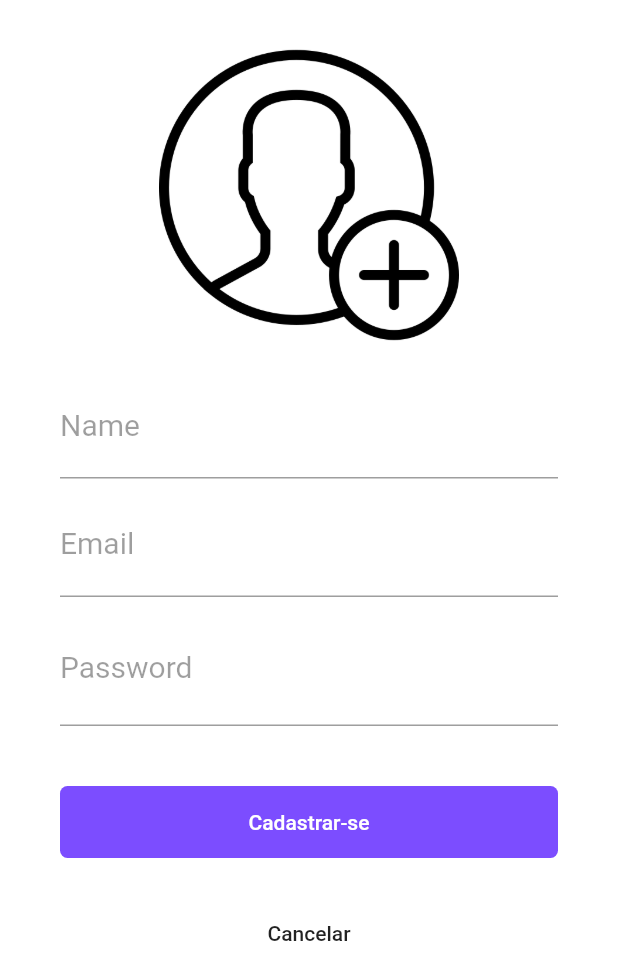
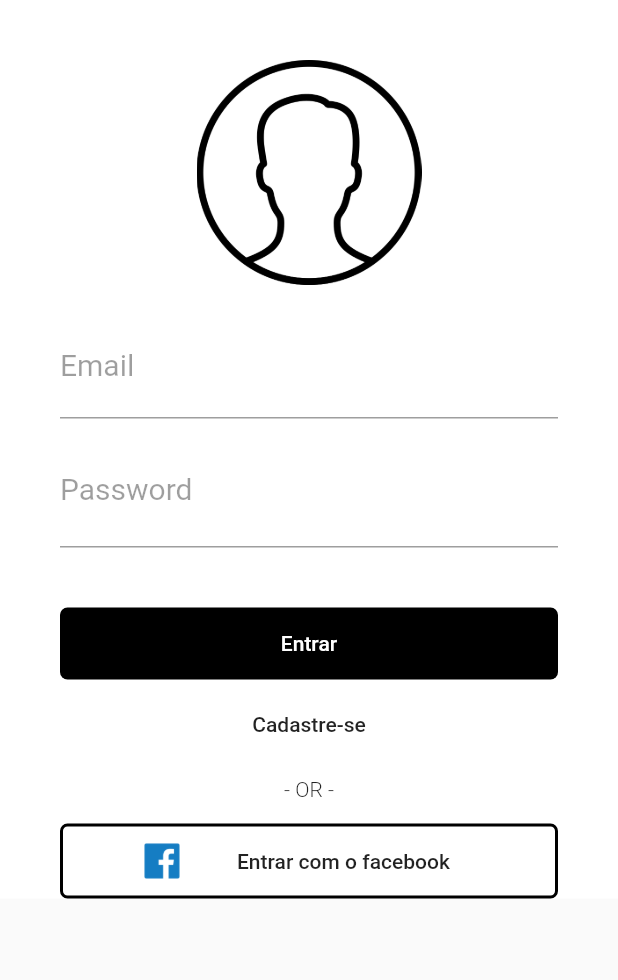
Before and after one commit to gabrielcsg/register_example, a Flutter app: the screen it shows after launch, on a phone screen of 412 x 824 dp. Shown: the top 980 px of the screen. Run offline on Flutter 3.47's test engine with Material 2 defaults, Android fonts, the phone set to English and light mode, and no system bars.

Commit message:
sign in and homepage

```diff
--- a/lib/main.dart
+++ b/lib/main.dart
@@ -1,5 +1,5 @@
 import 'package:flutter/material.dart';
-import 'package:register_example/pages/signup.page.dart';
+import 'package:register_example/pages/signin.page.dart';
 
 void main() => runApp(MyApp());
 
@@ -8,8 +8,9 @@ class MyApp extends StatelessWidget {
   Widget build(BuildContext context) {
     return MaterialApp(
       title: 'Welcome to Flutter',
-      theme: ThemeData(primaryColor: Colors.deepPurpleAccent),
-      home: SignupPage(),
+      debugShowCheckedModeBanner: false,
+      theme: ThemeData(primaryColor: Colors.black),
+      home: SigninPage(),
     );
   }
 }
--- /dev/null
+++ b/lib/pages/signin.page.dart
@@ -0,0 +1,171 @@
+import 'package:flutter/material.dart';
+import 'package:register_example/pages/home.page.dart';
+import 'package:register_example/pages/signup.page.dart';
+
+
+class SigninPage extends StatelessWidget {
+  final _formKey = GlobalKey<FormState>();
+  String _email;
+  String _password;
+
+  @override
+  Widget build(BuildContext context) {
+    return Scaffold(
+      body: SingleChildScrollView(
+        child: Container(
+          padding: EdgeInsets.only(top: 40, left: 40, right: 40),
+          color: Colors.white,
+          child: Form(
+            key: _formKey,
+            child: Column(
+              children: <Widget>[
+                Container(
+                  width: 150,
+                  height: 150,
+                  alignment: Alignment.center,
+                  decoration: new BoxDecoration(
+                    image: new DecorationImage(
+                      image: AssetImage('assets/man.png'),
+                    ),
+                  ),
+                ),
+                SizedBox(height: 20,),
+                TextFormField(
+                  keyboardType: TextInputType.text,
+                  decoration: InputDecoration(
+                    labelText: 'Email',
+                    labelStyle: TextStyle(
+                      color: Colors.black38,
+                      fontWeight: FontWeight.w400,
+                      fontSize: 20,
+                    ),
+                  ),
+                  style: TextStyle(
+                    fontSize: 22,
+                  ),
+                  validator: (value) {
+                    if(value.isEmpty){
+                      return 'Invalid email';
+                    }
+                    return null;
+                  },
+                  onSaved: (input) => _email = input,
+                ),
+                SizedBox(height: 10,),
+                TextFormField(
+                  keyboardType: TextInputType.text,
+                  obscureText: true,
+                  decoration: InputDecoration(
+                    labelText: 'Password',
+                    labelStyle: TextStyle(
+                      color: Colors.black38,
+                      fontWeight: FontWeight.w400,
+                      fontSize: 20,
+                    ),
+                  ),
+                  style: TextStyle(
+                    fontSize: 28,
+                  ),
+                  validator: (value) {
+                    if(value.isEmpty){
+                      return 'Invalid password';
+                    }
+                    return null;
+                  },
+                  onSaved: (input) => _password = input,
+                ),
+                SizedBox(height: 40,),
+                Container(
+                  width: double.infinity,
+                  decoration: BoxDecoration(
+                    color: Theme.of(context).primaryColor,
+                    borderRadius: BorderRadius.all(
+                      Radius.circular(5),
+                    ),
+                  ),
+                  child: FlatButton(
+                    child: Text(
+                      "Entrar",
+                      style: TextStyle(
+                        color: Colors.white,
+                      ),
+                    ),
+                    onPressed: () {
+                      if (_formKey.currentState.validate()) {
+                        _formKey.currentState.save();
+                        print(_email);
+                        print(_password);
+                      }
+                      Navigator.push(
+                        context,
+                        MaterialPageRoute(
+                          builder: (context) => HomePage(),
+                        )
+                      );
+                    },
+                  ),
+                ),
+                SizedBox(height: 10,),
+                Container(
+                  height: 40,
+                  alignment: Alignment.center,
+                  child: FlatButton(
+                    child: Text(
+                      'Cadastre-se',
+                      textAlign: TextAlign.center,
+                    ),
+                    onPressed: () {
+                      Navigator.push(
+                        context,
+                        MaterialPageRoute(
+                          builder: (context) => SignupPage(),
+                        )
+                      );
+                    },
+                  ),
+                ),
+                Container(
+                  padding: EdgeInsets.only(top: 15, bottom: 15),
+                  color: Colors.white,
+                  child: Text(
+                    '- OR -',
+                    style: TextStyle(
+                      fontSize: 14,
+                      fontWeight: FontWeight.w300,
+                    ),
+                  ),
+                ),
+                Container(
+                  width: double.infinity,
+                  height: 50,
+                  decoration: BoxDecoration(
+                    border: Border.all(
+                      width: 2.0,
+                      color: Theme.of(context).primaryColor,
+                    ),
+                    borderRadius: BorderRadius.all(
+                      Radius.circular(5),
+                    ),
+                  ),
+                  child: FlatButton(
+                    child: Row(
+                      children: <Widget>[
+                        Container(
+                          height: 24,
+                          width: 100,
+                          child: Image.asset('assets/facebook.png'),
+                        ),
+                        Text('Entrar com o facebook'),
+                      ],
+                    ),
+                    onPressed: () {},
+                  ),
+                ),
+              ],
+            ),
+          ),
+        ),
+      ),
+    );
+  }
+}
--- a/lib/pages/signup.page.dart
+++ b/lib/pages/signup.page.dart
@@ -110,10 +110,10 @@ class _SignupPageState extends State<SignupPage> {
               alignment: Alignment.center,
               child: FlatButton(
                 child: Text(
-                  'Cancelar',
+                  'Cancel',
                   textAlign: TextAlign.center,
                 ),
-                onPressed: () {}, // => Navigation.pop(context, false),
+                onPressed: () => Navigator.pop(context, false),
               ),
             )
           ],
--- a/pubspec.yaml
+++ b/pubspec.yaml
@@ -75,3 +75,5 @@ flutter:
     - assets/photo.png
     - assets/user.png
     - assets/man.png
+    - assets/programmer.png
+    - assets/facebook.png
```
Also changed, not shown: lib/pages/home.page.dart (added, +45 -0 lines), assets/facebook.png (added), assets/programmer.png (added).
